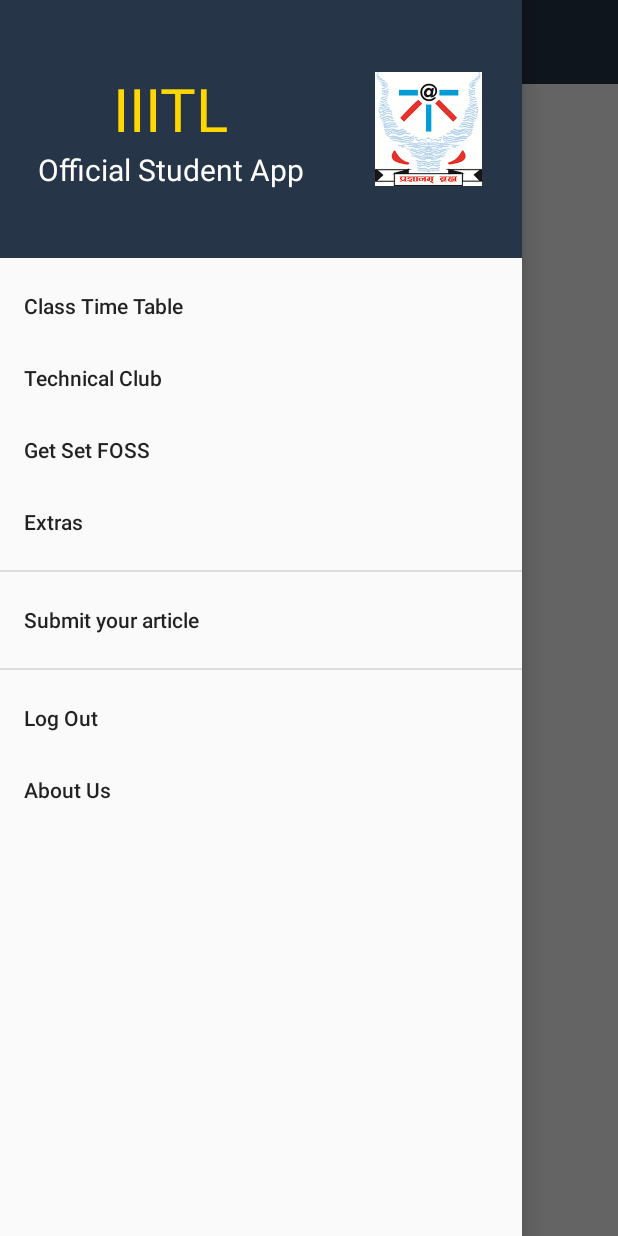
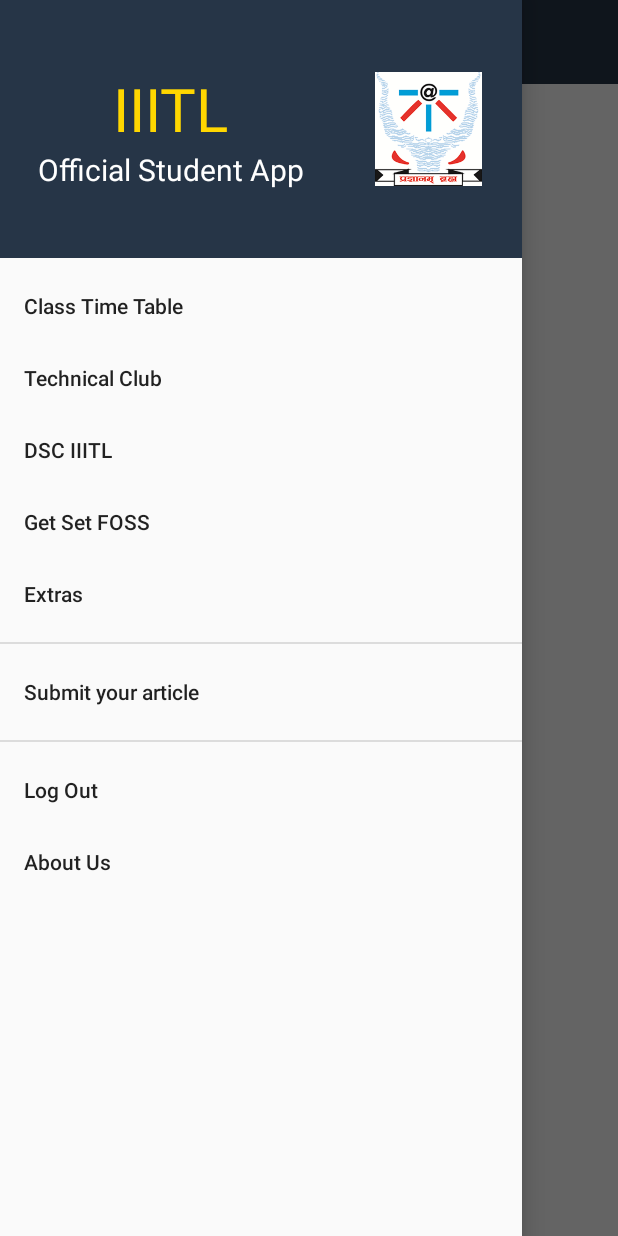
Before and after one commit to GOVINDDIXIT/IIITL-Student-APP, an Android app: the MainActivity screen opened directly, with no data from a screen before it, in the side drawer, after a tap on "Technical Club", on a phone screen of 412 x 824 dp. Run offline under Robolectric (Android 15) with nearby library versions, the phone set to English and light mode, and no system bars; 1 statement that could not run was skipped.

Commit message:
Added DSC Site

```diff
--- a/app/src/main/java/govind/iiitl/app/MainActivity.java
+++ b/app/src/main/java/govind/iiitl/app/MainActivity.java
@@ -57,6 +57,9 @@ public class MainActivity extends AppCompatActivity {
                         break;
                     case R.id.nav_axios:
                         openWebPage(getResources().getString(R.string.axios_website));
+                        break;
+                    case R.id.nav_dsc:
+                        openWebPage(getResources().getString(R.string.dsc_website));
                         break;
                     case R.id.nav_GetSetFoss:
                         openWebPage(getResources().getString(R.string.GetSetFOSS_website));
--- a/app/src/main/res/menu/drawer_menu.xml
+++ b/app/src/main/res/menu/drawer_menu.xml
@@ -11,6 +11,11 @@
         <item
             android:id="@+id/nav_axios"
             android:title="Technical Club">
+
+        </item>
+        <item
+            android:id="@+id/nav_dsc"
+            android:title="DSC IIITL">
 
         </item>
          <item
--- a/app/src/main/res/values/strings.xml
+++ b/app/src/main/res/values/strings.xml
@@ -17,6 +17,7 @@
     <string name="Website">https://iiitlblog.blogspot.com/</string>
     <string name="title_activity_login">Sign in</string>
     <string name="axios_website">https://axios.iiitl.ac.in/</string>
+    <string name="dsc_website">https://dsciiitl.netlify.com/</string>
     <string name="GetSetFOSS_website">https://getsetfoss.tech</string>
 
     <!-- Strings related to login -->
```
